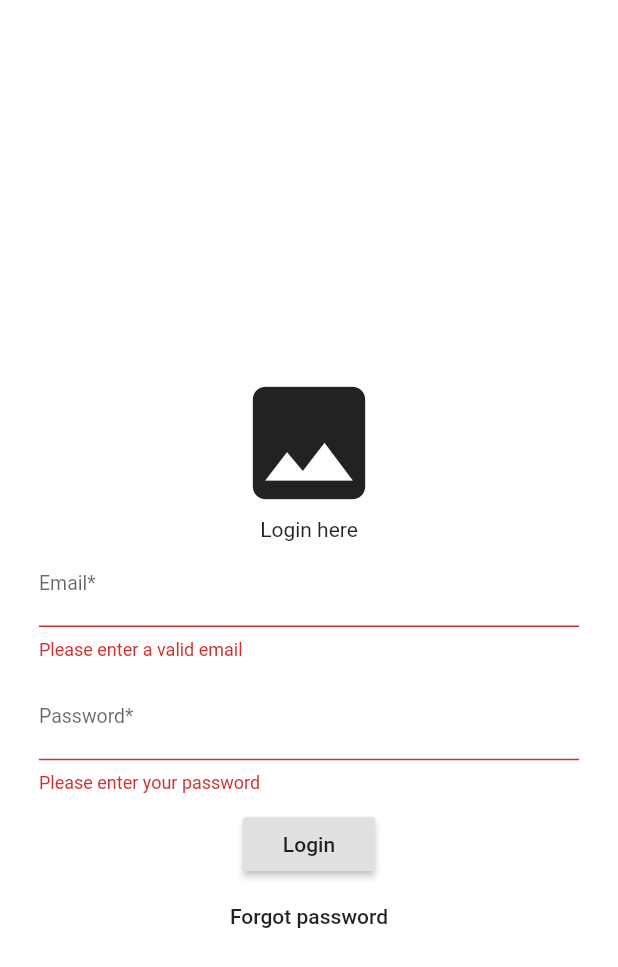
After one commit to zakaria1159/syndik, a Flutter app: the LoginScreen screen opened directly, after a tap on "Login", on a phone screen of 412 x 824 dp. The commit adds this screen. Shown: the top 967 px of the screen. Run offline on Flutter 3.47's test engine with Material 2 defaults, Android fonts, the phone set to English and light mode, and no system bars; our stand-ins replace cloud_firestore; accounts and stored records are empty.

Commit message:
add login page

```diff
--- a/lib/main.dart
+++ b/lib/main.dart
@@ -62,7 +62,7 @@ class _MyHomePageState extends State<MyHomePage> {
         child: ListTile(
           title: Text(record.name),
           trailing: Text(record.votes.toString()),
-          onTap: () => print(record),
+            onTap: () => record.reference.updateData({'votes': FieldValue.increment(1)})
         ),
       ),
     );
--- /dev/null
+++ b/lib/views/LoginScreen.dart
@@ -0,0 +1,133 @@
+import 'package:flutter/material.dart';
+
+class LoginScreen extends StatefulWidget {
+  @override
+  _LoginScreenState createState() => _LoginScreenState();
+}
+
+class _LoginScreenState extends State<LoginScreen> {
+  var divWidth;
+  bool _autoValidate = false;
+  GlobalKey<FormState> _formKey = new GlobalKey<FormState>();
+  final TextEditingController _emailTextController =
+  new TextEditingController();
+  final TextEditingController _passwordTextController =
+  new TextEditingController();
+  var kMarginPadding = 16.0;
+  var kFontSize = 13.0;
+
+  @override
+  void initState() {
+    super.initState();
+  }
+
+  @override
+  Widget build(BuildContext context) {
+    divWidth = MediaQuery.of(context).size.width;
+    return Scaffold(
+      backgroundColor: Colors.white,
+      body: Center(
+        child: SingleChildScrollView(
+          child: Form(
+              key: _formKey,
+              autovalidate: _autoValidate,
+              child: Column(
+                children: <Widget>[_buildEmailSignUpForm()],
+              )),
+        ),
+      ),
+      appBar: AppBar(
+        backgroundColor: Colors.white,
+        elevation: 0.0,
+      ),
+    );
+  }
+
+  Widget _buildEmailSignUpForm() {
+    //Form 1
+    return new Column(
+      mainAxisAlignment: MainAxisAlignment.center,
+      children: <Widget>[
+        new Container(
+          height: 50.0,
+          width: 145.0,
+          child: Icon(Icons.image, size: 100.0,),
+        ),
+        new Container(
+          margin: EdgeInsets.only(top: 50.0, left: 15.0, right: 15.0),
+          child: new Text(
+            "Login here",
+            maxLines: 1,
+          ),
+        ),
+        new Container(
+          padding: EdgeInsets.only(left: 10.0, right: 10.0),
+          margin: EdgeInsets.only(left: kMarginPadding, right: kMarginPadding),
+          child: new TextFormField(
+              controller: _emailTextController,
+              validator: _validateEmail,
+              keyboardType: TextInputType.emailAddress,
+              decoration: InputDecoration(
+                  labelText: "Email*",
+                  hintText: "Enter your email",
+                  labelStyle: new TextStyle(fontSize: 13))),
+        ),
+        SizedBox(
+          height: 10.0,
+        ),
+        new Container(
+          padding: EdgeInsets.only(left: 10.0, right: 10.0),
+          margin: EdgeInsets.only(left: kMarginPadding, right: kMarginPadding),
+          child: new TextFormField(
+              style: new TextStyle(
+                  fontSize: kMarginPadding, color: Colors.black38),
+              obscureText: true,
+              validator: (String value) {
+                if (value.isEmpty) {
+                  return "Please enter your password";
+                } else {
+                  return null;
+                }
+              },
+              controller: _passwordTextController,
+              decoration: InputDecoration(
+                  labelText: "Password*",
+                  hintText: "Enter a password",
+                  labelStyle: new TextStyle(fontSize: kFontSize))),
+        ),
+        SizedBox(
+          height: 10.0,
+        ),
+        new RaisedButton(
+          onPressed: () => _loginButtonTapped(),
+          child: new Text("Login"),
+        ),
+        new FlatButton(
+            onPressed: () {
+
+            },
+            child: new Text(
+              'Forgot password',
+            )),
+      ],
+    );
+  }
+
+  String _validateEmail(String email) {
+    Pattern pattern =
+        r'^(([^<>()[\]\\.,;:\s@\"]+(\.[^<>()[\]\\.,;:\s@\"]+)*)|(\".+\"))@((\[[0-9]{1,3}\.[0-9]{1,3}\.[0-9]{1,3}\.[0-9]{1,3}\])|(([a-zA-Z\-0-9]+\.)+[a-zA-Z]{2,}))$';
+    RegExp regex = new RegExp(pattern);
+    if (regex.hasMatch(email))
+      return null;
+    else
+      return "Please enter a valid email";
+  }
+
+  _loginButtonTapped() {
+    FocusScope.of(context).requestFocus(new FocusNode());
+    if (_formKey.currentState.validate()) {
+
+    }
+  }
+
+}
```
Also changed, not shown: 1 other file.
